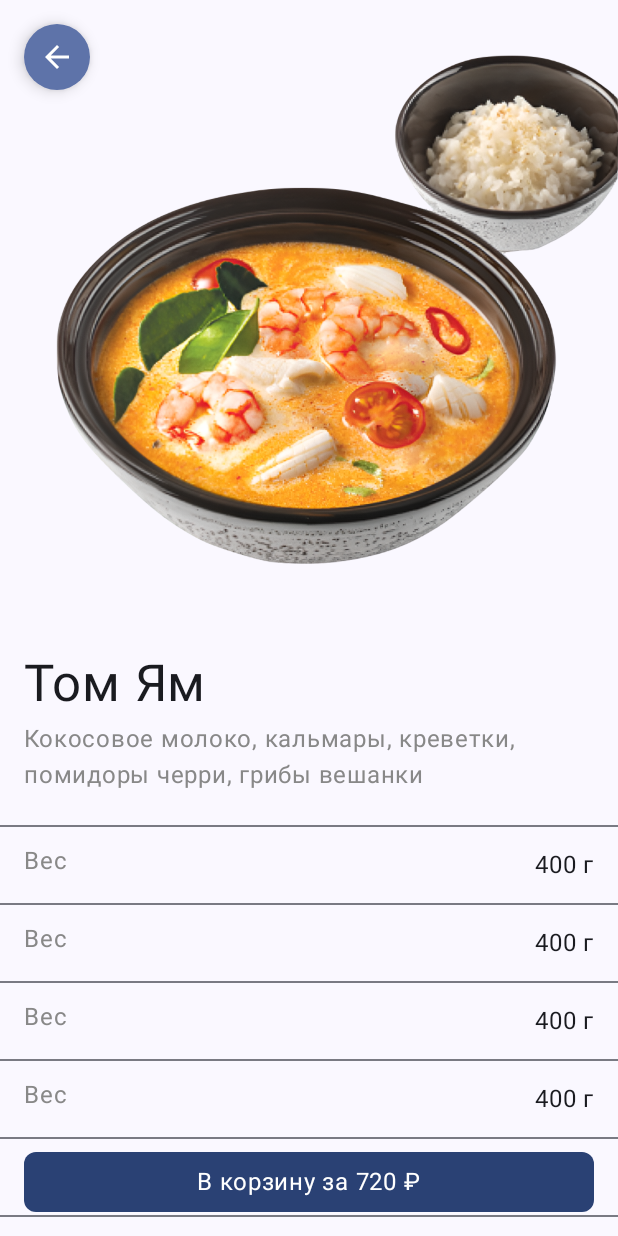
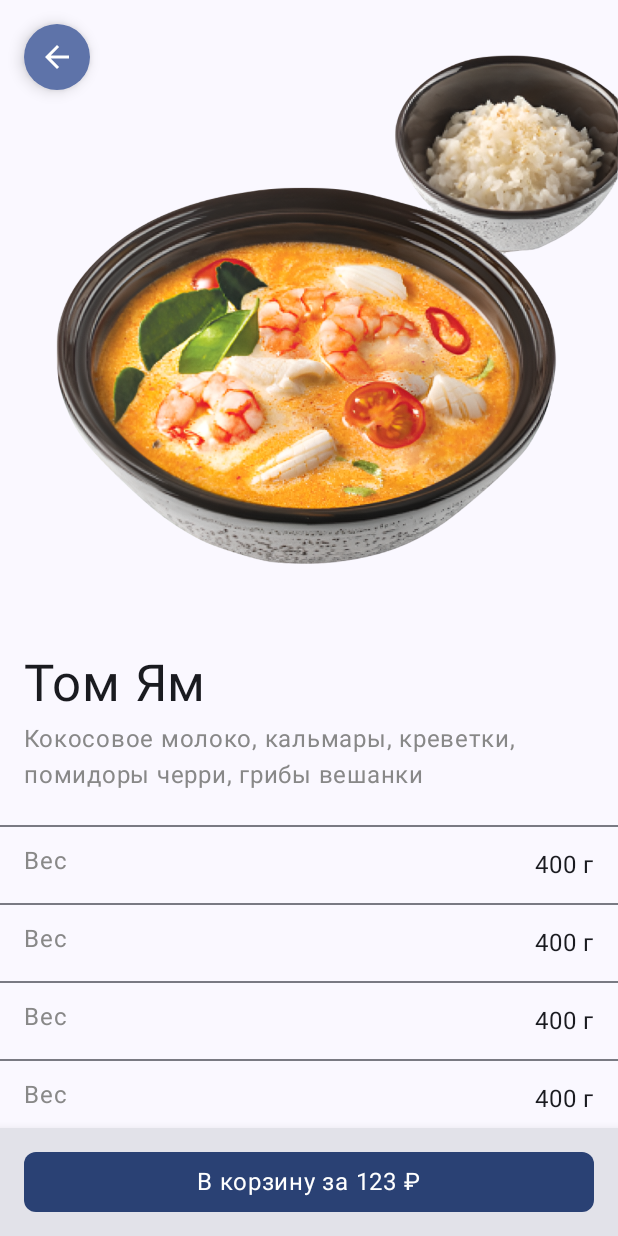
Before and after one commit to sanchel0o/Foodies, an Android app built with Jetpack Compose: the screen it shows after launch (MainActivity), on a phone screen of 412 x 824 dp. Run offline under Robolectric (Android 15) with nearby library versions, the phone set to English and light mode, and no system bars.

Commit message:
DetailScreen Layout completed

```diff
--- a/app/src/main/java/com/nti/team/foodies/presentation/detail_screen/DetailScreen.kt
+++ b/app/src/main/java/com/nti/team/foodies/presentation/detail_screen/DetailScreen.kt
@@ -1,45 +1,15 @@
 package com.nti.team.foodies.presentation.detail_screen
 
-import androidx.compose.foundation.layout.Arrangement
 import androidx.compose.foundation.layout.Box
 import androidx.compose.foundation.layout.Column
-import androidx.compose.foundation.layout.Row
-import androidx.compose.foundation.layout.Spacer
 import androidx.compose.foundation.layout.fillMaxSize
-import androidx.compose.foundation.layout.fillMaxWidth
-import androidx.compose.foundation.layout.height
-import androidx.compose.foundation.layout.padding
-import androidx.compose.foundation.layout.size
 import androidx.compose.foundation.layout.systemBarsPadding
-import androidx.compose.foundation.lazy.LazyColumn
-import androidx.compose.foundation.rememberScrollState
-import androidx.compose.foundation.shape.CircleShape
-import androidx.compose.foundation.shape.RoundedCornerShape
-import androidx.compose.foundation.verticalScroll
-import androidx.compose.material.icons.Icons
-import androidx.compose.material.icons.outlined.ArrowBack
-import androidx.compose.material3.Button
-import androidx.compose.material3.Divider
-import androidx.compose.material3.FloatingActionButton
-import androidx.compose.material3.Icon
-import androidx.compose.material3.MaterialTheme
-import androidx.compose.material3.Text
 import androidx.compose.runtime.Composable
 import androidx.compose.ui.Modifier
-import androidx.compose.ui.graphics.Color
-import androidx.compose.ui.res.stringResource
 import androidx.compose.ui.tooling.preview.Preview
-import androidx.compose.ui.unit.dp
-import com.nti.team.foodies.R
+import com.nti.team.foodies.presentation.detail_screen.components.FloatingBackButton
+import com.nti.team.foodies.presentation.detail_screen.components.ProductDescription
 import com.nti.team.foodies.presentation.detail_screen.components.ProductImage
-
-const val SPACER_HEIGHT = 24
-
-const val SMALL_PADDING = 12
-const val MEDIUM_PADDING = 13
-const val LARGE_PADDING = 16
-
-const val CORNER_RADIUS = 8
 
 @Composable
 @Preview(showBackground = true)
@@ -55,124 +25,10 @@ fun DetailScreen() {
             .systemBarsPadding()
     ) {
         FloatingBackButton(onBackButtonClick = { })
-        Column(modifier = Modifier.fillMaxSize()) {
+
+        Column(modifier = Modifier) {
             ProductImage()
-            Spacer(modifier = Modifier.height(SPACER_HEIGHT.dp))
-
             ProductDescription()
-        }
-        AddToCartButton(
-            onAddToCartClick = {},
-            price = "720"
-        )
-    }
-}
-
-@Composable
-fun ProductDescription() {
-    Column {
-        ProductName("Том Ям")
-        Spacer(modifier = Modifier.height(8.dp))
-        ProductInfo(info = "Кокосовое молоко, кальмары, креветки, помидоры черри, грибы вешанки")
-        Spacer(modifier = Modifier.height(SPACER_HEIGHT.dp))
-        Divider(modifier = Modifier.fillMaxWidth())
-
-        Box(modifier = Modifier.weight(1f)) {
-            LazyColumn(modifier = Modifier.fillMaxWidth()) {
-                items(10) {
-                    ProductEnergyValue(name = "Вес", value = "400")
-                }
-            }
-        }
-    }
-
-}
-
-@Composable
-fun ProductInfo(info: String) {
-    Text(
-        modifier = Modifier.padding(start = LARGE_PADDING.dp),
-        style = MaterialTheme.typography.labelMedium,
-        color = Color.Gray,
-        text = info
-    )
-}
-
-@Composable
-fun ProductName(name: String) {
-    Text(
-        modifier = Modifier.padding(start = LARGE_PADDING.dp),
-        style = MaterialTheme.typography.labelLarge,
-        text = name //product name
-    )
-}
-
-@Composable
-fun ProductEnergyValue(
-    name: String,
-    value: String
-) {
-    Row(
-        modifier = Modifier
-            .fillMaxWidth()
-            .padding(
-                start = LARGE_PADDING.dp,
-                end = LARGE_PADDING.dp,
-                top = MEDIUM_PADDING.dp,
-                bottom = MEDIUM_PADDING.dp
-            ),
-        horizontalArrangement = Arrangement.SpaceBetween
-    ) {
-        Text(
-            style = MaterialTheme.typography.labelMedium,
-            color = Color.Gray,
-            text = name
-        )
-        Text(text = value + " " + stringResource(id = R.string.gramm_symbol))
-    }
-    Divider(modifier = Modifier.fillMaxWidth())
-}
-
-@Composable
-fun AddToCartButton(
-    onAddToCartClick: () -> Unit,
-    price: String,
-) {
-    Column(
-        modifier = Modifier.fillMaxSize(),
-        verticalArrangement = Arrangement.Bottom
-    ) {
-        Button(
-            modifier = Modifier
-                .fillMaxWidth()
-                .padding(
-                    start = LARGE_PADDING.dp,
-                    end = LARGE_PADDING.dp,
-                    top = SMALL_PADDING.dp,
-                    bottom = SMALL_PADDING.dp
-                ),
-            shape = RoundedCornerShape(CORNER_RADIUS.dp),
-            onClick = { onAddToCartClick() }
-        ) {
-            Text(
-                style = MaterialTheme.typography.labelSmall,
-                text = stringResource(id = R.string.add_to_cart_for) + " " + price + " " + stringResource(
-                    id = R.string.ruble_symbol
-                )
-            )
         }
     }
 }
-
-@Composable
-fun FloatingBackButton(
-    onBackButtonClick: () -> Unit
-) {
-    FloatingActionButton(
-        modifier = Modifier.padding(top = LARGE_PADDING.dp, start = LARGE_PADDING.dp).size(44.dp),
-        shape = CircleShape,
-        onClick = { onBackButtonClick() }
-    ) {
-        Icon(imageVector = Icons.Outlined.ArrowBack, contentDescription = "" )
-    }
-}
--- /dev/null
+++ b/app/src/main/java/com/nti/team/foodies/presentation/detail_screen/components/Constants.kt
@@ -0,0 +1,10 @@
+package com.nti.team.foodies.presentation.detail_screen.components
+
+const val SMALL_SPACER_HEIGHT = 8
+const val LARGE_SPACER_HEIGHT = 24
+
+const val SMALL_PADDING = 12
+const val MEDIUM_PADDING = 13
+const val LARGE_PADDING = 16
+
+const val CORNER_RADIUS = 8
--- /dev/null
+++ b/app/src/main/java/com/nti/team/foodies/presentation/detail_screen/components/DetailScreenButtons.kt
@@ -0,0 +1,69 @@
+package com.nti.team.foodies.presentation.detail_screen.components
+
+import androidx.compose.foundation.layout.fillMaxWidth
+import androidx.compose.foundation.layout.padding
+import androidx.compose.foundation.layout.size
+import androidx.compose.foundation.shape.CircleShape
+import androidx.compose.foundation.shape.RoundedCornerShape
+import androidx.compose.material.icons.Icons
+import androidx.compose.material.icons.outlined.ArrowBack
+import androidx.compose.material3.Button
+import androidx.compose.material3.Card
+import androidx.compose.material3.CardDefaults
+import androidx.compose.material3.FloatingActionButton
+import androidx.compose.material3.Icon
+import androidx.compose.material3.MaterialTheme
+import androidx.compose.material3.Text
+import androidx.compose.runtime.Composable
+import androidx.compose.ui.Modifier
+import androidx.compose.ui.graphics.RectangleShape
+import androidx.compose.ui.res.stringResource
+import androidx.compose.ui.unit.dp
+import com.nti.team.foodies.R
+
+@Composable
+fun AddToCartButton(
+    onAddToCartClick: () -> Unit,
+    price: String,
+) {
+    Card(
+        shape = RectangleShape,
+        elevation = CardDefaults.cardElevation(defaultElevation = 10.dp)
+    ) {
+        Button(
+            modifier = Modifier
+                .fillMaxWidth()
+                .padding(
+                    start = LARGE_PADDING.dp,
+                    end = LARGE_PADDING.dp,
+                    top = SMALL_PADDING.dp,
+                    bottom = SMALL_PADDING.dp
+                ),
+            shape = RoundedCornerShape(CORNER_RADIUS.dp),
+            onClick = { onAddToCartClick() }
+        ) {
+            Text(
+                style = MaterialTheme.typography.labelSmall,
+                text = stringResource(id = R.string.add_to_cart_for) + " " + price + " " + stringResource(
+                    id = R.string.currency_symbol
+                )
+            )
+        }
+
+    }
+}
+
+@Composable
+fun FloatingBackButton(
+    onBackButtonClick: () -> Unit
+) {
+    FloatingActionButton(
+        modifier = Modifier
+            .padding(top = LARGE_PADDING.dp, start = LARGE_PADDING.dp)
+            .size(44.dp),
+        shape = CircleShape,
+        onClick = { onBackButtonClick() }
+    ) {
+        Icon(imageVector = Icons.Outlined.ArrowBack, contentDescription = "")
+    }
+}
--- /dev/null
+++ b/app/src/main/java/com/nti/team/foodies/presentation/detail_screen/components/ProductDescription.kt
@@ -0,0 +1,47 @@
+package com.nti.team.foodies.presentation.detail_screen.components
+
+import androidx.compose.foundation.layout.Box
+import androidx.compose.foundation.layout.Column
+import androidx.compose.foundation.layout.Spacer
+import androidx.compose.foundation.layout.fillMaxWidth
+import androidx.compose.foundation.layout.height
+import androidx.compose.foundation.lazy.LazyColumn
+import androidx.compose.material3.Divider
+import androidx.compose.runtime.Composable
+import androidx.compose.ui.Alignment
+import androidx.compose.ui.Modifier
+import androidx.compose.ui.unit.dp
+
+@Composable
+fun ProductDescription() {
+    Column {
+        ProductName("Том Ям")
+
+        Spacer(modifier = Modifier.height(SMALL_SPACER_HEIGHT.dp))
+
+        ProductInfo(info = "Кокосовое молоко, кальмары, креветки, помидоры черри, грибы вешанки")
+
+        Spacer(modifier = Modifier.height(LARGE_SPACER_HEIGHT.dp))
+
+        Box(modifier = Modifier.weight(1f)) {
+            Column {
+                LazyColumn(modifier = Modifier) {
+                    item {
+                        Divider(modifier = Modifier.fillMaxWidth())
+                    }
+                    items(5) {
+                        ProductEnergyValue(name = "Вес", value = "400")
+                    }
+                }
+            }
+        }
+
+        Box(
+            modifier = Modifier,
+            contentAlignment = Alignment.BottomCenter
+        ) {
+            AddToCartButton(onAddToCartClick = { /*TODO*/ }, price = "123")
+        }
+    }
+    Spacer(modifier = Modifier.height(LARGE_SPACER_HEIGHT.dp))
+}
--- a/app/src/main/java/com/nti/team/foodies/presentation/detail_screen/components/ProductImage.kt
+++ b/app/src/main/java/com/nti/team/foodies/presentation/detail_screen/components/ProductImage.kt
@@ -1,13 +1,16 @@
 package com.nti.team.foodies.presentation.detail_screen.components
 
 import androidx.compose.foundation.Image
+import androidx.compose.foundation.layout.Spacer
 import androidx.compose.foundation.layout.aspectRatio
 import androidx.compose.foundation.layout.fillMaxSize
 import androidx.compose.foundation.layout.fillMaxWidth
+import androidx.compose.foundation.layout.height
 import androidx.compose.runtime.Composable
 import androidx.compose.ui.Modifier
 import androidx.compose.ui.layout.ContentScale
 import androidx.compose.ui.res.painterResource
+import androidx.compose.ui.unit.dp
 import com.nti.team.foodies.R
 
 @Composable
@@ -20,4 +23,5 @@ fun ProductImage() {
         painter = painterResource(R.drawable.photo),
         contentDescription = ""
     )
+    Spacer(modifier = Modifier.height(LARGE_SPACER_HEIGHT.dp))
 }
--- /dev/null
+++ b/app/src/main/java/com/nti/team/foodies/presentation/detail_screen/components/ProductTextFields.kt
@@ -0,0 +1,61 @@
+package com.nti.team.foodies.presentation.detail_screen.components
+
+import androidx.compose.foundation.layout.Arrangement
+import androidx.compose.foundation.layout.Row
+import androidx.compose.foundation.layout.fillMaxWidth
+import androidx.compose.foundation.layout.padding
+import androidx.compose.material3.Divider
+import androidx.compose.material3.MaterialTheme
+import androidx.compose.material3.Text
+import androidx.compose.runtime.Composable
+import androidx.compose.ui.Modifier
+import androidx.compose.ui.graphics.Color
+import androidx.compose.ui.res.stringResource
+import androidx.compose.ui.unit.dp
+import com.nti.team.foodies.R
+
+
+@Composable
+fun ProductInfo(info: String) {
+    Text(
+        modifier = Modifier.padding(start = LARGE_PADDING.dp),
+        style = MaterialTheme.typography.labelMedium,
+        color = Color.Gray,
+        text = info
+    )
+}
+
+@Composable
+fun ProductName(name: String) {
+    Text(
+        modifier = Modifier.padding(start = LARGE_PADDING.dp),
+        style = MaterialTheme.typography.labelLarge,
+        text = name //product name
+    )
+}
+
+@Composable
+fun ProductEnergyValue(
+    name: String,
+    value: String
+) {
+    Row(
+        modifier = Modifier
+            .fillMaxWidth()
+            .padding(
+                start = LARGE_PADDING.dp,
+                end = LARGE_PADDING.dp,
+                top = MEDIUM_PADDING.dp,
+                bottom = MEDIUM_PADDING.dp
+            ),
+        horizontalArrangement = Arrangement.SpaceBetween
+    ) {
+        Text(
+            style = MaterialTheme.typography.labelMedium,
+            color = Color.Gray,
+            text = name
+        )
+        Text(text = value + " " + stringResource(id = R.string.weight_symbol))
+    }
+    Divider(modifier = Modifier.fillMaxWidth())
+}
--- a/app/src/main/java/com/nti/team/foodies/presentation/detail_screen/components/TextFields.kt
+++ /dev/null
@@ -1 +0,0 @@
-package com.nti.team.foodies.presentation.detail_screen.components
--- a/app/src/main/java/com/nti/team/foodies/presentation/main_screen/components/ProductCard.kt
+++ b/app/src/main/java/com/nti/team/foodies/presentation/main_screen/components/ProductCard.kt
@@ -102,13 +102,13 @@ fun PriceCard(
         ) {
             Text(
                 style = MaterialTheme.typography.titleLarge,
-                text = "480" + " " + stringResource(id = R.string.ruble_symbol)
+                text = "480" + " " + stringResource(id = R.string.currency_symbol)
             )
             Text(
                 style = TextStyle(
                     textDecoration = TextDecoration.LineThrough
                 ),
-                text = "500" + " " + stringResource(id = R.string.ruble_symbol)
+                text = "500" + " " + stringResource(id = R.string.currency_symbol)
             )
         }
     }
--- a/app/src/main/res/values/strings.xml
+++ b/app/src/main/res/values/strings.xml
@@ -1,6 +1,7 @@
 <resources>
     <string name="app_name">Foodies</string>
-    <string name="ruble_symbol">₽</string>
-    <string name="gramm_symbol"> г</string>
+    <string name="currency_symbol">₽</string>
+    <string name="weight_symbol">г</string>
+    <string name="calories_symbol">ккал</string>
     <string name="add_to_cart_for">В корзину за</string>
 </resources>
```
